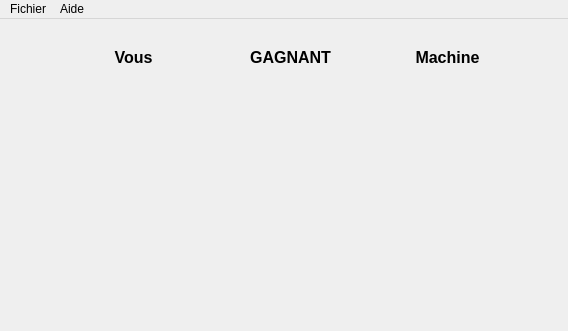
Old version of the form chifoumi.ui in the repository ThomasXAT/Chifoumi; both pictures show x 0 to 568 and y 0 to 331 of the 568 by 565 pixel window.
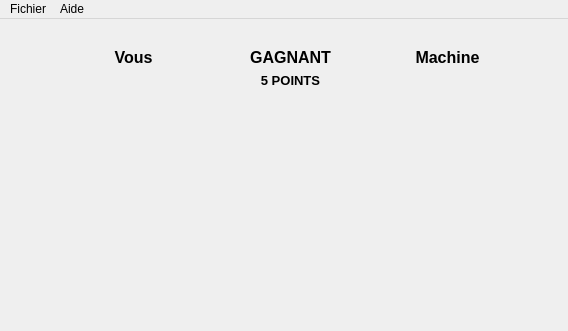
New version of the form. Icons and pictures are not drawn.

```diff
--- a/chifoumi.ui
+++ b/chifoumi.ui
@@ -66,7 +66,30 @@
        <layout class="QVBoxLayout" name="verticalLayout">
         <item>
          <layout class="QGridLayout" name="gridLayout">
-          <item row="3" column="1">
+          <item row="0" column="2">
+           <spacer name="verticalSpacer_3">
+            <property name="orientation">
+             <enum>Qt::Vertical</enum>
+            </property>
+            <property name="sizeType">
+             <enum>QSizePolicy::Maximum</enum>
+            </property>
+            <property name="sizeHint" stdset="0">
+             <size>
+              <width>20</width>
+              <height>20</height>
+             </size>
+            </property>
+           </spacer>
+          </item>
+          <item row="3" column="4">
+           <widget class="QLabel" name="scoreMachine">
+            <property name="text">
+             <string>&lt;html&gt;&lt;head/&gt;&lt;body&gt;&lt;p align=&quot;center&quot;&gt;&lt;br/&gt;&lt;/p&gt;&lt;/body&gt;&lt;/html&gt;</string>
+            </property>
+           </widget>
+          </item>
+          <item row="4" column="1">
            <spacer name="horizontalSpacer_5">
             <property name="orientation">
              <enum>Qt::Horizontal</enum>
@@ -86,17 +109,20 @@
             </property>
            </widget>
           </item>
-          <item row="2" column="0">
-           <widget class="QLabel" name="scoreJoueur">
-            <property name="enabled">
-             <bool>true</bool>
+          <item row="6" column="2">
+           <spacer name="verticalSpacer_2">
+            <property name="orientation">
+             <enum>Qt::Vertical</enum>
             </property>
-            <property name="text">
-             <string>&lt;html&gt;&lt;head/&gt;&lt;body&gt;&lt;p align=&quot;center&quot;&gt;&lt;br/&gt;&lt;/p&gt;&lt;/body&gt;&lt;/html&gt;</string>
+            <property name="sizeHint" stdset="0">
+             <size>
+              <width>20</width>
+              <height>40</height>
+             </size>
             </property>
-           </widget>
+           </spacer>
           </item>
-          <item row="3" column="3">
+          <item row="4" column="3">
            <spacer name="horizontalSpacer_4">
             <property name="orientation">
              <enum>Qt::Horizontal</enum>
@@ -109,6 +135,45 @@
             </property>
            </spacer>
           </item>
+          <item row="5" column="2">
+           <widget class="QLabel" name="TIMER">
+            <property name="text">
+             <string/>
+            </property>
+           </widget>
+          </item>
+          <item row="4" column="0">
+           <widget class="QLabel" name="coupJoueur">
+            <property name="minimumSize">
+             <size>
+              <width>111</width>
+              <height>110</height>
+             </size>
+            </property>
+            <property name="maximumSize">
+             <size>
+              <width>111</width>
+              <height>110</height>
+             </size>
+            </property>
+            <property name="text">
+             <string/>
+            </property>
+            <property name="pixmap">
+             <pixmap resource="ressourcesChifoumi.qrc">:/chifoumi/images (1)/images/rien.gif</pixmap>
+            </property>
+           </widget>
+          </item>
+          <item row="3" column="0">
+           <widget class="QLabel" name="scoreJoueur">
+            <property name="enabled">
+             <bool>true</bool>
+            </property>
+            <property name="text">
+             <string>&lt;html&gt;&lt;head/&gt;&lt;body&gt;&lt;p align=&quot;center&quot;&gt;&lt;br/&gt;&lt;/p&gt;&lt;/body&gt;&lt;/html&gt;</string>
+            </property>
+           </widget>
+          </item>
           <item row="1" column="0">
            <widget class="QLabel" name="nomJoueur">
             <property name="text">
@@ -123,65 +188,7 @@
             </property>
            </widget>
           </item>
-          <item row="5" column="2">
-           <spacer name="verticalSpacer_2">
-            <property name="orientation">
-             <enum>Qt::Vertical</enum>
-            </property>
-            <property name="sizeHint" stdset="0">
-             <size>
-              <width>20</width>
-              <height>40</height>
-             </size>
-            </property>
-           </spacer>
-          </item>
-          <item row="0" column="2">
-           <spacer name="verticalSpacer_3">
-            <property name="orientation">
-             <enum>Qt::Vertical</enum>
-            </property>
-            <property name="sizeType">
-             <enum>QSizePolicy::Maximum</enum>
-            </property>
-            <property name="sizeHint" stdset="0">
-             <size>
-              <width>20</width>
-              <height>20</height>
-             </size>
-            </property>
-           </spacer>
-          </item>
-          <item row="3" column="4">
-           <widget class="QLabel" name="coupMachine">
-            <property name="minimumSize">
-             <size>
-              <width>111</width>
-              <height>110</height>
-             </size>
-            </property>
-            <property name="maximumSize">
-             <size>
-              <width>111</width>
-              <height>110</height>
-             </size>
-            </property>
-            <property name="text">
-             <string/>
-            </property>
-            <property name="pixmap">
-             <pixmap resource="ressourcesChifoumi.qrc">:/chifoumi/images (1)/images/rien.gif</pixmap>
-            </property>
-           </widget>
-          </item>
-          <item row="2" column="4">
-           <widget class="QLabel" name="scoreMachine">
-            <property name="text">
-             <string>&lt;html&gt;&lt;head/&gt;&lt;body&gt;&lt;p align=&quot;center&quot;&gt;&lt;br/&gt;&lt;/p&gt;&lt;/body&gt;&lt;/html&gt;</string>
-            </property>
-           </widget>
-          </item>
-          <item row="3" column="2">
+          <item row="4" column="2">
            <widget class="QLabel" name="affichageEpee">
             <property name="minimumSize">
              <size>
@@ -203,15 +210,8 @@
             </property>
            </widget>
           </item>
-          <item row="4" column="2">
-           <widget class="QLabel" name="TIMER">
-            <property name="text">
-             <string/>
-            </property>
-           </widget>
-          </item>
-          <item row="3" column="0">
-           <widget class="QLabel" name="coupJoueur">
+          <item row="4" column="4">
+           <widget class="QLabel" name="coupMachine">
             <property name="minimumSize">
              <size>
               <width>111</width>
@@ -232,7 +232,7 @@
             </property>
            </widget>
           </item>
-          <item row="2" column="2">
+          <item row="3" column="2">
            <spacer name="verticalSpacer">
             <property name="orientation">
              <enum>Qt::Vertical</enum>
@@ -248,6 +248,13 @@
             </property>
            </spacer>
           </item>
+          <item row="2" column="2">
+           <widget class="QLabel" name="pointsPartie">
+            <property name="text">
+             <string>&lt;html&gt;&lt;head/&gt;&lt;body&gt;&lt;p align=&quot;center&quot;&gt;&lt;span style=&quot; font-size:10pt; font-weight:600;&quot;&gt;5 POINTS&lt;/span&gt;&lt;/p&gt;&lt;/body&gt;&lt;/html&gt;</string>
+            </property>
+           </widget>
+          </item>
          </layout>
         </item>
         <item>
```
Left out of the diff: 11 changed lines with no effect on the pictures.
